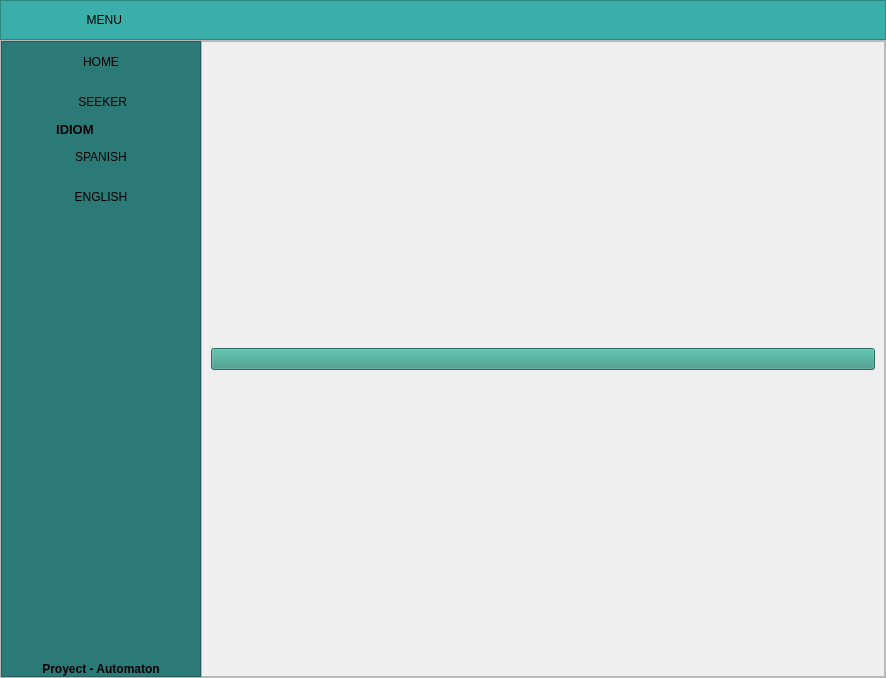
The window that env/Scripts/output/Ejecutable/inicioIngles.ui (AndresAntequera/ProyectoAutomata) describes before a commit, drawn with Qt 5.
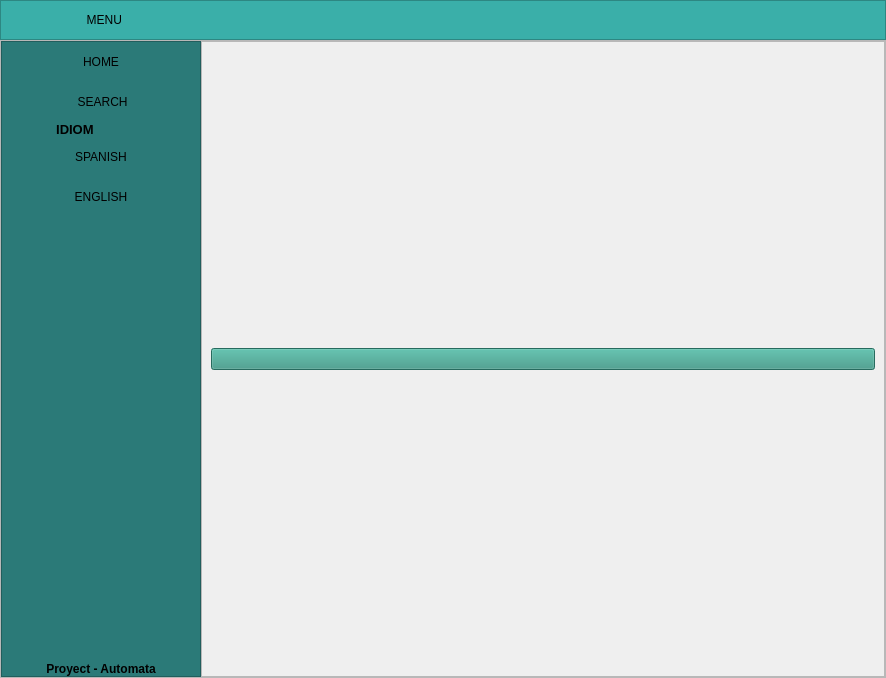
The same window after the commit. Icons and pictures are not drawn.

What changed in the file:
```diff
--- a/env/Scripts/output/Ejecutable/inicioIngles.ui
+++ b/env/Scripts/output/Ejecutable/inicioIngles.ui
@@ -244,7 +244,7 @@
              </size>
             </property>
             <property name="text">
-             <string> SEEKER</string>
+             <string> SEARCH</string>
             </property>
             <property name="icon">
              <iconset>
@@ -352,7 +352,7 @@
              </font>
             </property>
             <property name="text">
-             <string>Proyect - Automaton</string>
+             <string>Proyect - Automata</string>
             </property>
             <property name="alignment">
              <set>Qt::AlignCenter</set>
```
